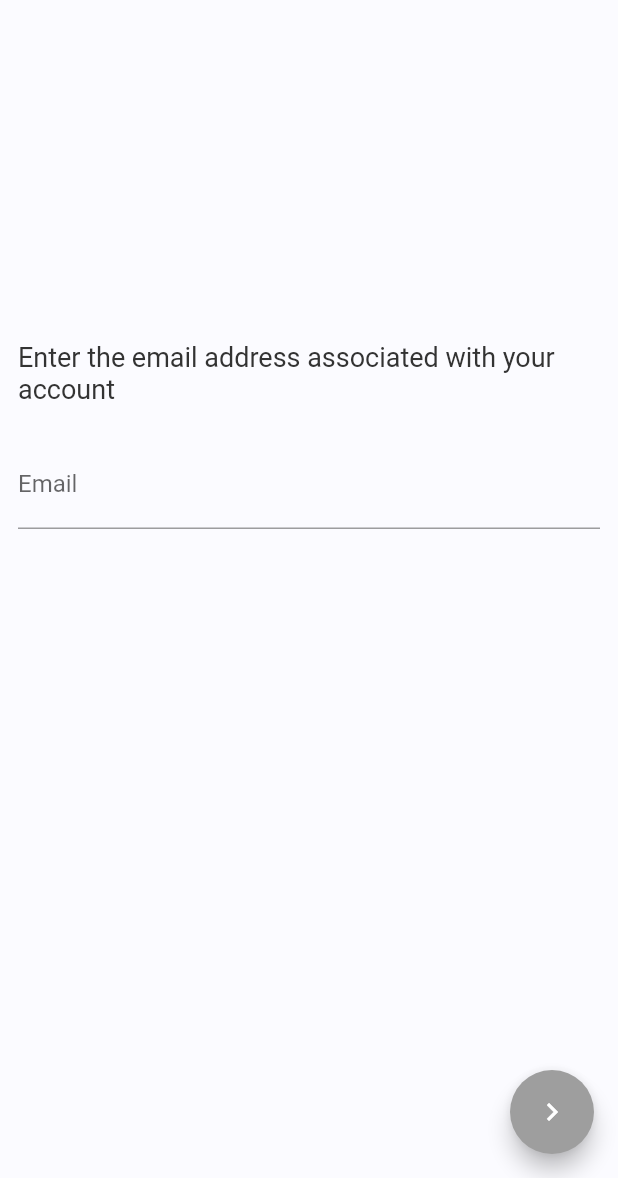
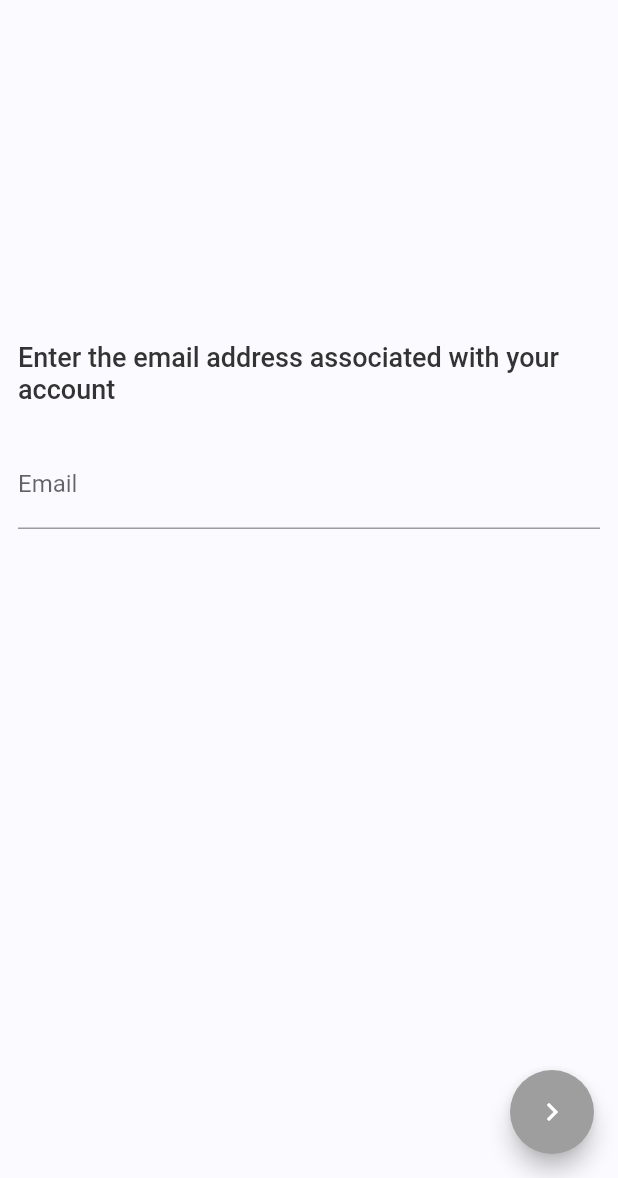
Before and after one commit to Fitcentive/flutter_app, a Flutter app: the ResetPasswordPage screen opened directly, on a phone screen of 412 x 824 dp, the part 58-1236 px from its top. Run offline on Flutter 3.47's test engine with Material 2 defaults, Android fonts, the phone set to English and light mode, and no system bars; our stand-ins replace badges, bloc, carousel_slider, device_info_plus, equatable, firebase_core and 19 more; missing offline and left inert: dart:html, flutter_app_badger, flutter_appauth, flutter_web_auth, gauges, image_picker_web; accounts and stored records are empty.

Commit message:
- Fix styling in reset password screens

```diff
--- a/lib/src/views/reset_password/views/enter_email_address_view.dart
+++ b/lib/src/views/reset_password/views/enter_email_address_view.dart
@@ -20,7 +20,7 @@ class EnterEmailAddressView extends StatelessWidget {
             children: <Widget>[
               Text(
                 "Enter the email address associated with your account",
-                style: appTheme.textTheme.headline6,
+                style: Theme.of(context).textTheme.headline6,
               ),
               const Padding(padding: EdgeInsets.all(12)),
               _emailInput(),
--- a/lib/src/views/reset_password/views/enter_reset_password_view.dart
+++ b/lib/src/views/reset_password/views/enter_reset_password_view.dart
@@ -38,7 +38,7 @@ class EnterResetPasswordViewState extends State<EnterResetPasswordView> {
           children: [
             Text(
               "Enter a new password",
-              style: appTheme.textTheme.headline6,
+              style: Theme.of(context).textTheme.headline6,
             ),
             const Padding(padding: EdgeInsets.all(12)),
             _passwordWidget(),
--- a/lib/src/views/reset_password/views/enter_reset_verification_token.dart
+++ b/lib/src/views/reset_password/views/enter_reset_verification_token.dart
@@ -37,7 +37,7 @@ class EnterResetVerificationTokenViewState extends State<EnterResetVerificationT
           children: <Widget>[
             Text(
               "Enter the verification token you received via email",
-              style: appTheme.textTheme.headline6,
+              style: Theme.of(context).textTheme.headline6,
             ),
             const Padding(padding: EdgeInsets.all(12)),
             BlocBuilder<ResetPasswordBloc, ResetPasswordState>(
```
